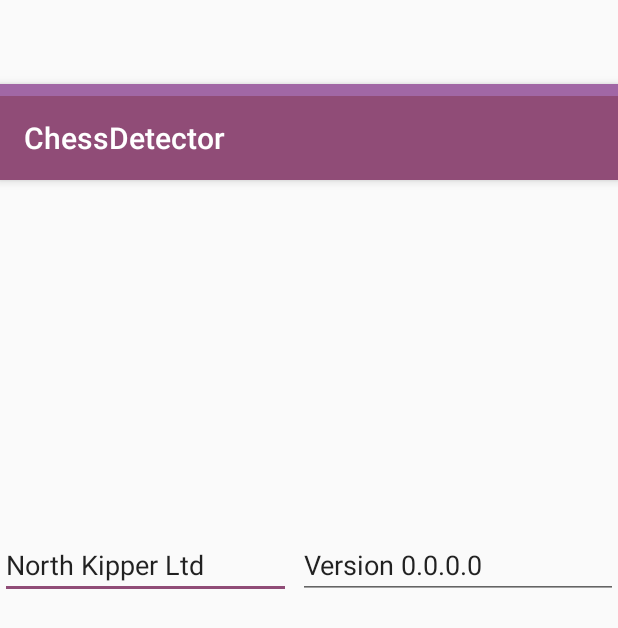
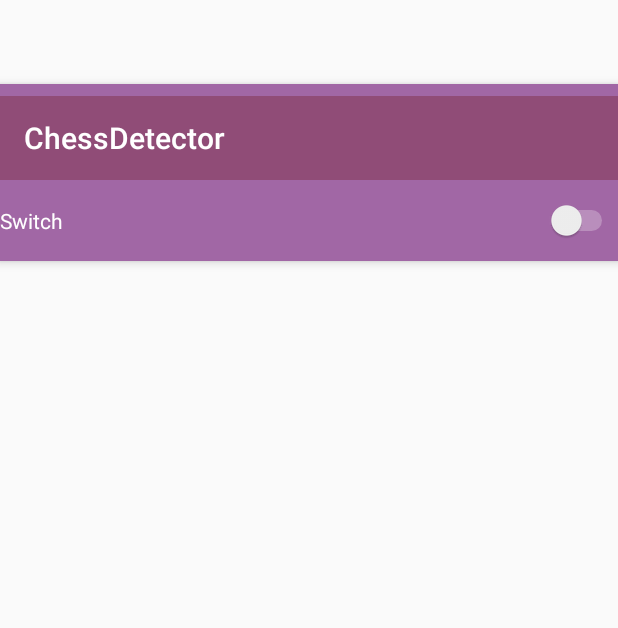
Before and after one commit to north-kipper-ltd/chess-detector, an Android app: the layout preferences.xml on its own in the app's theme, with its tools: preview values and no code run, on a phone screen of 412 x 824 dp. Shown: the top 628 px of the screen. Run offline under Robolectric (Android 15) with nearby library versions, the phone set to English and light mode, and no system bars.

Commit message:
Add the coolier version

```diff
--- a/app/src/main/java/com/example/chessdetector/MainActivity.kt
+++ b/app/src/main/java/com/example/chessdetector/MainActivity.kt
@@ -1,12 +1,10 @@
 package com.example.chessdetector
 
-import com.google.android.material.snackbar.Snackbar
 import androidx.appcompat.app.AppCompatActivity
 
 import androidx.fragment.app.Fragment
 import androidx.fragment.app.FragmentManager
 import androidx.fragment.app.FragmentPagerAdapter
-import androidx.viewpager.widget.ViewPager
 import android.os.Bundle
 import android.view.LayoutInflater
 import android.view.Menu
@@ -68,11 +66,12 @@ class MainActivity : AppCompatActivity() {
         val id = item.itemId
 
         if (id == R.id.action_settings) {
+            setContentView(R.layout.preferences)
             return true
         }
 
         if (id == R.id.action_about){
-            setContentView(R.layout.about_main)
+            setContentView(R.layout.about)
             return true
         }
 
--- a/app/src/main/res/layout/about_main.xml
+++ b/app/src/main/res/layout/preferences.xml
@@ -26,28 +26,12 @@
                 app:layout_scrollFlags="scroll|enterAlways">
 
         </androidx.appcompat.widget.Toolbar>
+        <Switch
+                android:text="Switch"
+                android:layout_width="match_parent"
+                android:layout_height="54dp" android:id="@+id/switch3" android:layout_weight="1"
+        />
 
     </com.google.android.material.appbar.AppBarLayout>
-    <ScrollView
-            android:layout_width="match_parent"
-            android:layout_height="753dp" app:layout_anchorGravity="bottom|center" app:layout_anchor="@+id/appbar"
-            android:id="@+id/scrollView3">
-        <LinearLayout android:layout_width="match_parent" android:layout_height="wrap_content"
-                      android:orientation="vertical"/>
-    </ScrollView>
-    <EditText
-            android:layout_width="194dp"
-            android:layout_height="wrap_content"
-            android:inputType="textPersonName"
-            android:text="North Kipper Ltd"
-            android:ems="10"
-            android:id="@+id/editText8" app:layout_anchorGravity="left|center" app:layout_anchor="@+id/scrollView3"/>
-    <EditText
-            android:layout_width="wrap_content"
-            android:layout_height="wrap_content"
-            android:inputType="textPersonName"
-            android:text="Version 0.0.0.0"
-            android:ems="10"
-            android:id="@+id/editText9" app:layout_anchorGravity="right|center" app:layout_anchor="@+id/scrollView3"/>
 
 </androidx.coordinatorlayout.widget.CoordinatorLayout>
```
Also changed, not shown: app/src/main/res/layout/about.xml (added, +50 -0 lines).
